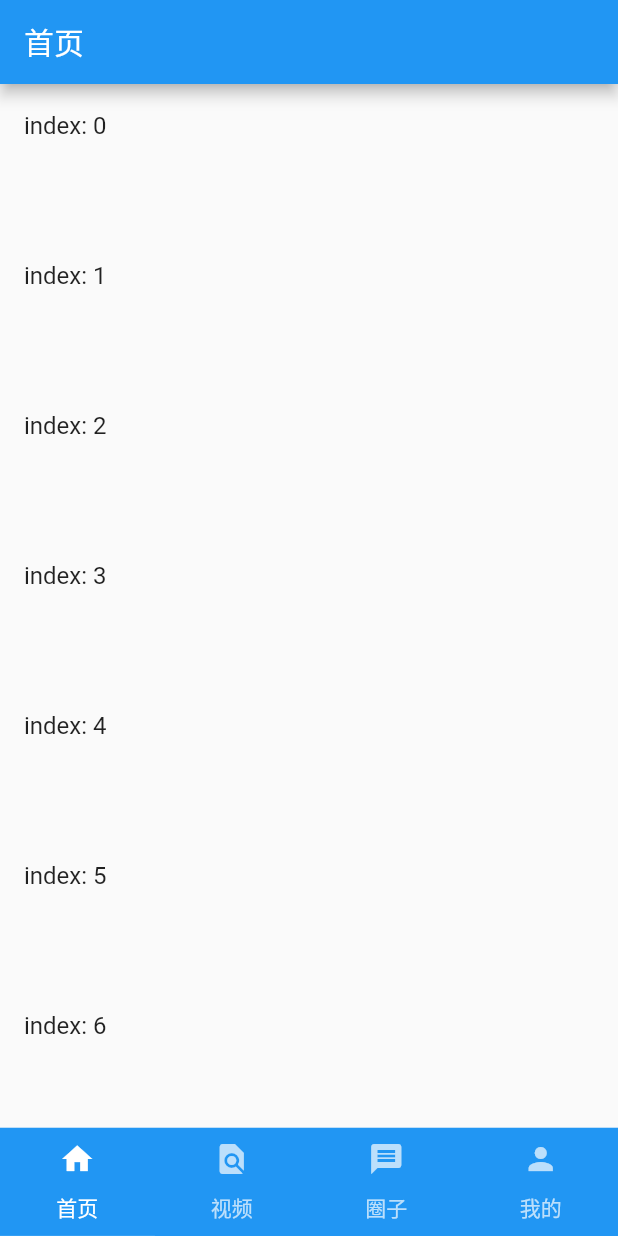
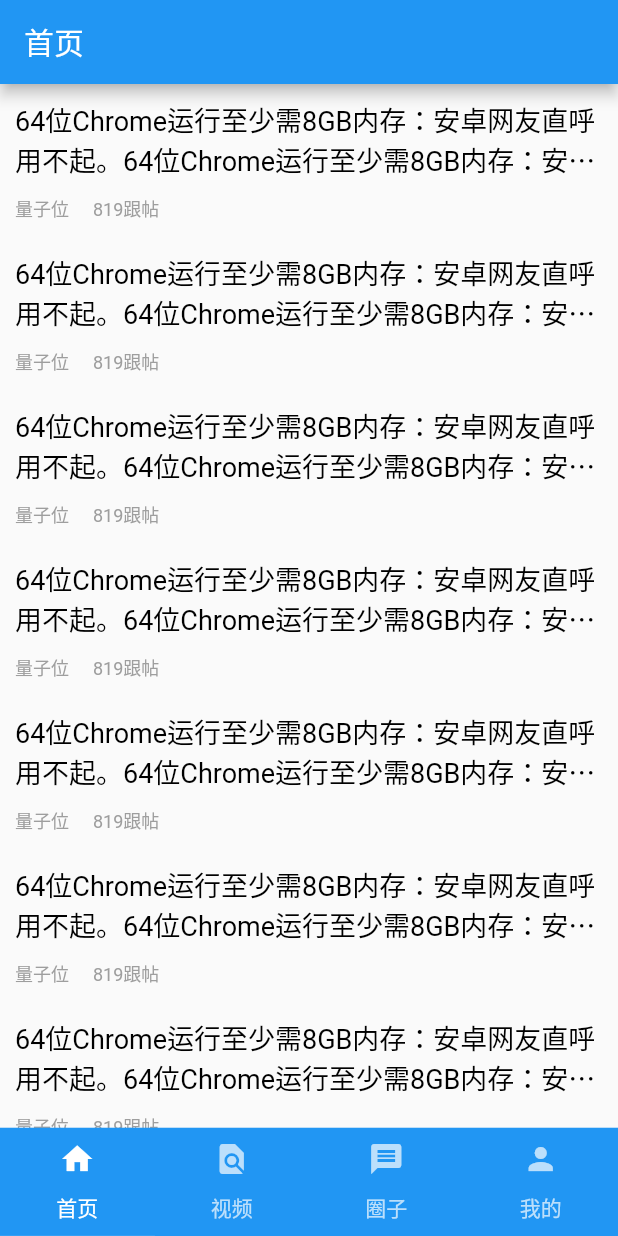
Before and after one commit to CaryZheng/swiftmic_news_flutter, a Flutter app: the screen it shows after launch, on a phone screen of 412 x 824 dp. Run offline on Flutter 3.47's test engine with Material 2 defaults, Android fonts, the phone set to English and light mode, and no system bars; drawn by our look-alikes of pull_to_refresh.

Commit message:
Add test data

```diff
--- /dev/null
+++ b/lib/feed/HomeFeedItemData.dart
@@ -0,0 +1,5 @@
+class HomeFeedItemData {
+  String title; // 标题
+  String authorName; // 作者
+  int commentCount; // 跟帖数
+}
--- /dev/null
+++ b/lib/feed/HomeFeedItemView.dart
@@ -0,0 +1,49 @@
+import 'package:flutter/material.dart';
+import 'package:swiftmic_news/feed/HomeFeedItemData.dart';
+
+class HomeFeedItemView extends StatefulWidget {
+  final HomeFeedItemData _data;
+
+  HomeFeedItemView(this._data);
+
+  @override
+  _HomeFeedItemViewState createState() => _HomeFeedItemViewState();
+}
+
+class _HomeFeedItemViewState extends State<HomeFeedItemView> {
+  @override
+  Widget build(BuildContext context) {
+    return Container(
+      child: Column(
+        children: [
+          Text(
+            widget._data.title,
+            style: TextStyle(fontSize: 18, color: Colors.black),
+            maxLines: 2,
+            overflow: TextOverflow.ellipsis,
+          ),
+          Row(
+            children: [
+              // 作者
+              Container(
+                child: Text(
+                  widget._data.authorName,
+                  style: TextStyle(fontSize: 12, color: Colors.grey),
+                ),
+                margin: EdgeInsets.fromLTRB(0, 10, 0, 0),
+              ),
+              Container(
+                child: Text(
+                  widget._data.commentCount.toString() + "跟帖",
+                  style: TextStyle(fontSize: 12, color: Colors.grey),
+                ),
+                margin: EdgeInsets.fromLTRB(16, 10, 0, 0),
+              )
+            ],
+          ),
+        ],
+      ),
+      padding: EdgeInsets.all(10),
+    );
+  }
+}
--- a/lib/home/FeedTabView.dart
+++ b/lib/home/FeedTabView.dart
@@ -2,6 +2,8 @@ import 'package:flutter/cupertino.dart';
 import 'package:flutter/material.dart';
 import 'package:swiftmic_news/article/ArticleDetailPageView.dart';
 import 'package:pull_to_refresh/pull_to_refresh.dart';
+import 'package:swiftmic_news/feed/HomeFeedItemData.dart';
+import 'package:swiftmic_news/feed/HomeFeedItemView.dart';
 
 class FeedTabView extends StatefulWidget {
   @override
@@ -72,16 +74,23 @@ class _FeedTabViewState extends State<FeedTabView> {
     return ListView.builder(
       // itemBuilder: (c, i) => Card(child: Center(child: Text(items[i]))),
       itemBuilder: (c, i) => buildRow(i),
-      itemExtent: 100.0,
+      // itemExtent: 100.0,
       itemCount: items.length,
     );
   }
 
   Widget buildRow(int index) {
-    return ListTile(
-      title: Text("index: " + index.toString()),
-      onTap: onItemClicked,
-    );
+    // return ListTile(
+    //   title: Text("index: " + index.toString()),
+    //   onTap: onItemClicked,
+    // );
+
+    HomeFeedItemData data = HomeFeedItemData();
+    data.title = "64位Chrome运行至少需8GB内存：安卓网友直呼用不起。64位Chrome运行至少需8GB内存：安卓网友直呼用不起。";
+    data.authorName = "量子位";
+    data.commentCount = 819;
+
+    return HomeFeedItemView(data);
   }
 
   void onItemClicked() {
```
